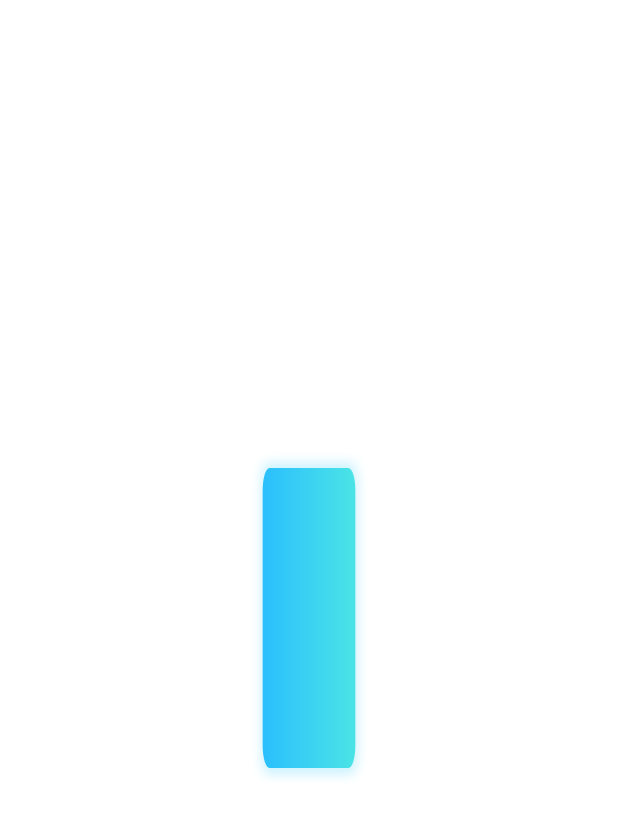
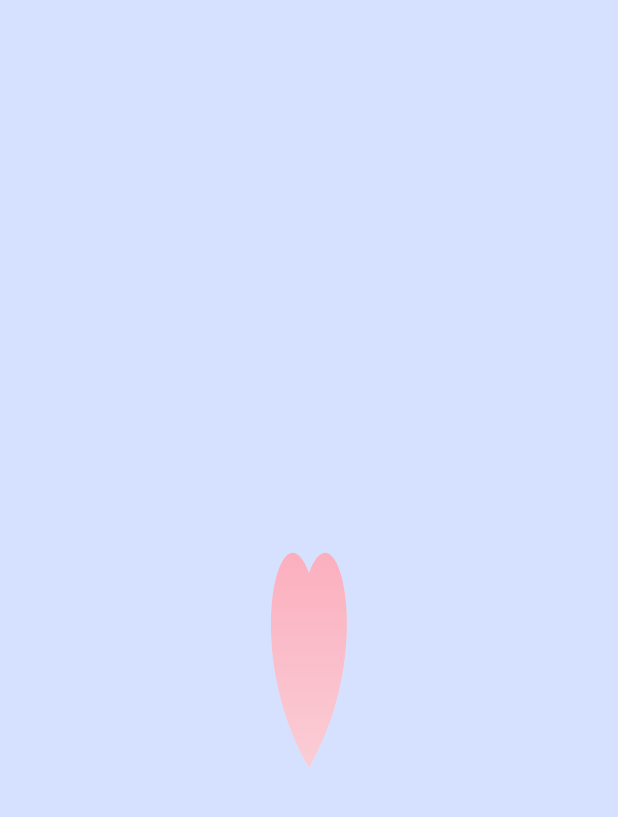
Before and after one commit to SanketRSalve/FlutterAnimation, a Flutter app: the screen it shows after launch, on a phone screen of 412 x 824 dp. Shown: the top 817 px of the screen. Run offline on Flutter 3.47's test engine with Material 2 defaults, Android fonts, the phone set to English and light mode, and no system bars.

Commit message:
Heart Shape Rotating Animation

```diff
--- a/animation_1/lib/main.dart
+++ b/animation_1/lib/main.dart
@@ -21,6 +21,28 @@ class MyApp extends StatelessWidget {
       ),
       home: const HomePage(),
     );
+  }
+}
+
+// HeartShape Clipper
+class HeartClipper extends CustomClipper<Path> {
+  @override
+  Path getClip(Size size) {
+    double x = size.width;
+    double y = size.height;
+
+    Path path = Path();
+    path.moveTo(0.5 * x, 0.35 * y);
+    path.cubicTo(0.2 * x, 0.1 * y, -0.25 * x, 0.6 * y, 0.5 * x, y);
+    path.moveTo(0.5 * x, 0.35 * y);
+    path.cubicTo(0.8 * x, 0.1 * y, 1.25 * x, 0.6 * y, 0.5 * x, y);
+
+    return path;
+  }
+
+  @override
+  bool shouldReclip(covariant CustomClipper<Path> oldClipper) {
+    return false;
   }
 }
 
@@ -55,6 +77,7 @@ class _HomePageState extends State<HomePage>
   @override
   Widget build(BuildContext context) {
     return Scaffold(
+      backgroundColor: const Color(0xFFD5E1FE),
       body: Center(
         child: AnimatedBuilder(
           animation: _animation,
@@ -62,6 +85,8 @@ class _HomePageState extends State<HomePage>
             return Transform(
               alignment: Alignment.center,
               transform: Matrix4.identity()..rotateY(_animation.value),
+              child: ClipPath(
+                clipper: HeartClipper(),
                 child: Container(
                   height: 200,
                   width: 200,
@@ -75,9 +100,10 @@ class _HomePageState extends State<HomePage>
                             blurRadius: 10.0),
                       ],
                       gradient: const LinearGradient(
-                        colors: [Color(0xff2bbffd), Color(0xff4ae4e6)],
-                        begin: Alignment.centerLeft,
-                        end: Alignment.centerRight)),
+                          colors: [Color(0xFFFCA3B5), Color(0xFFFACDD6)],
+                          begin: Alignment.topCenter,
+                          end: Alignment.bottomCenter)),
+                ),
               ),
             );
           },
--- a/animation_2/lib/main.dart
+++ b/animation_2/lib/main.dart
@@ -1,4 +1,3 @@
-import 'dart:js_interop';
 import 'dart:math';
 
 import 'package:flutter/material.dart';
```
Lines whose indentation alone changed are shown as unchanged.
